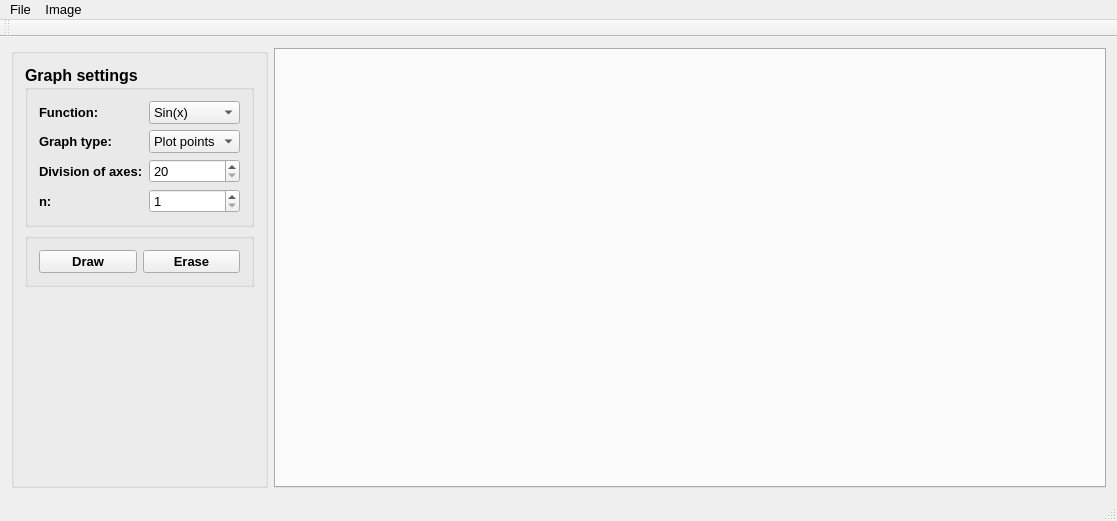
The window that src/ImageViewer.ui (Tomas-Homola/PG_cv1) describes before a commit, drawn with Qt 5.
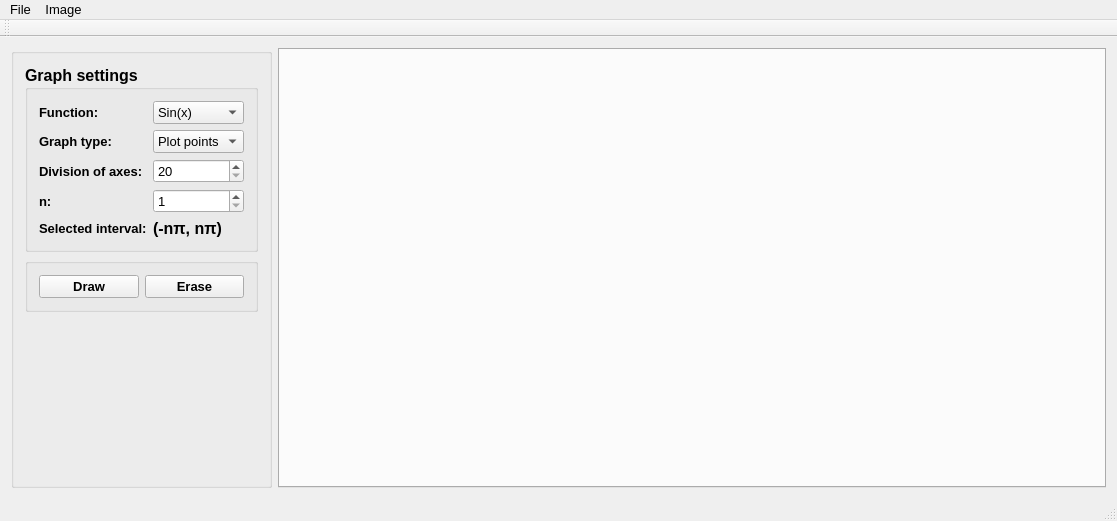
The same window after the commit.

Commit message: Mensia uprava -> prdany label na ukazanie vybraneho intervalu

The edit to the form file:
```diff
--- a/src/ImageViewer.ui
+++ b/src/ImageViewer.ui
@@ -213,6 +213,28 @@
             </property>
            </widget>
           </item>
+          <item row="4" column="0">
+           <widget class="QLabel" name="label_SelectedInterval">
+            <property name="font">
+             <font>
+              <family>Leelawadee UI</family>
+              <pointsize>10</pointsize>
+              <weight>75</weight>
+              <bold>true</bold>
+             </font>
+            </property>
+            <property name="text">
+             <string>Selected interval:</string>
+            </property>
+           </widget>
+          </item>
+          <item row="4" column="1">
+           <widget class="QLabel" name="label_ShowInterval">
+            <property name="text">
+             <string>(-nπ, nπ)</string>
+            </property>
+           </widget>
+          </item>
          </layout>
         </widget>
        </item>
```
The commit also changes 2 other files.
